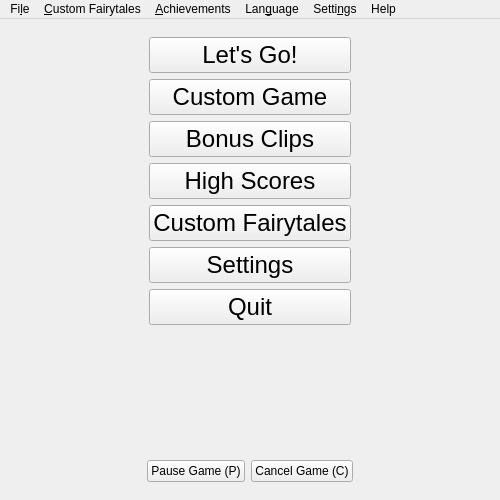
The window that ui/mainwindow.ui (tdauth/gustavsfairyland) describes before a commit, drawn with Qt 5.
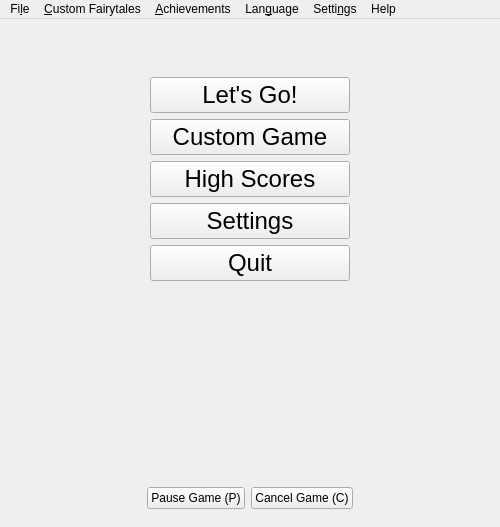
The same window after the commit. Icons and pictures are not drawn.

Commit message: Removed additional game buttons

The edit to the form file:
```diff
--- a/ui/mainwindow.ui
+++ b/ui/mainwindow.ui
@@ -7,7 +7,7 @@
     <x>0</x>
     <y>0</y>
     <width>500</width>
-    <height>500</height>
+    <height>527</height>
    </rect>
   </property>
   <property name="sizePolicy">
@@ -107,7 +107,7 @@
        </size>
       </property>
       <layout class="QGridLayout" name="gridLayout">
-       <item row="4" column="0">
+       <item row="3" column="0">
         <widget class="QPushButton" name="highScoresPushButton">
          <property name="minimumSize">
           <size>
@@ -161,7 +161,7 @@
          </property>
         </widget>
        </item>
-       <item row="8" column="0">
+       <item row="6" column="0">
         <spacer name="verticalSpacer">
          <property name="orientation">
           <enum>Qt::Vertical</enum>
@@ -174,7 +174,7 @@
          </property>
         </spacer>
        </item>
-       <item row="7" column="0">
+       <item row="5" column="0">
         <widget class="QPushButton" name="quitPushButton">
          <property name="sizePolicy">
           <sizepolicy hsizetype="Minimum" vsizetype="Maximum">
@@ -210,7 +210,7 @@
          </property>
         </widget>
        </item>
-       <item row="6" column="0">
+       <item row="4" column="0">
         <widget class="QPushButton" name="settingsPushButton">
          <property name="font">
           <font>
@@ -222,18 +222,6 @@
          </property>
         </widget>
        </item>
-       <item row="3" column="0">
-        <widget class="QPushButton" name="bonusClipsPushButton">
-         <property name="font">
-          <font>
-           <pointsize>18</pointsize>
-          </font>
-         </property>
-         <property name="text">
-          <string>Bonus Clips</string>
-         </property>
-        </widget>
-       </item>
        <item row="0" column="0">
         <spacer name="verticalSpacer_2">
          <property name="orientation">
@@ -247,18 +235,6 @@
          </property>
         </spacer>
        </item>
-       <item row="5" column="0">
-        <widget class="QPushButton" name="customFairytalesPushButton">
-         <property name="font">
-          <font>
-           <pointsize>18</pointsize>
-          </font>
-         </property>
-         <property name="text">
-          <string>Custom Fairytales</string>
-         </property>
-        </widget>
-       </item>
       </layout>
      </widget>
     </item>
```
Left out of the diff: 2 changed lines with no effect on the pictures.
